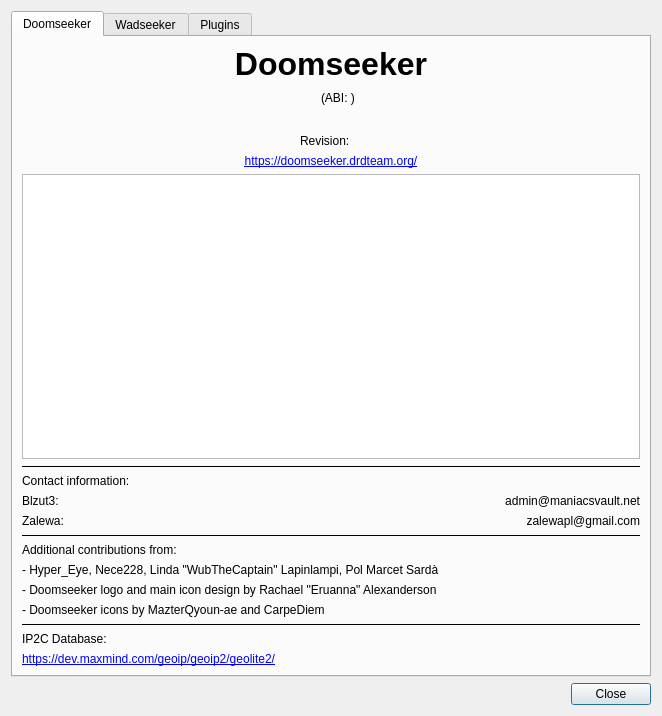
DoomseekerTeam/Doomseeker, file src/core/gui/aboutdialog.ui: the form before one commit.
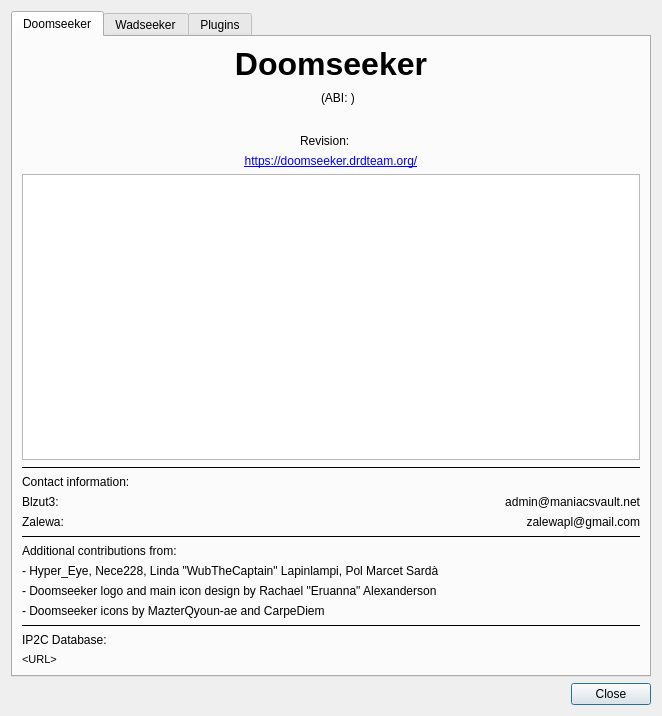
The form after the commit.

Commit message: Sanitize the URL from the IP2C DB before showing it in the About dialog (#3952)

```diff
--- a/src/core/gui/aboutdialog.ui
+++ b/src/core/gui/aboutdialog.ui
@@ -344,8 +344,14 @@
           <string>&lt;!DOCTYPE HTML PUBLIC &quot;-//W3C//DTD HTML 4.0//EN&quot; &quot;http://www.w3.org/TR/REC-html40/strict.dtd&quot;&gt;
 &lt;html&gt;&lt;head&gt;&lt;meta name=&quot;qrichtext&quot; content=&quot;1&quot; /&gt;&lt;style type=&quot;text/css&quot;&gt;
 p, li { white-space: pre-wrap; }
-&lt;/style&gt;&lt;/head&gt;&lt;body style=&quot; font-family:'Ubuntu'; font-size:9pt; font-weight:400; font-style:normal;&quot;&gt;
-&lt;p style=&quot; margin-top:0px; margin-bottom:0px; margin-left:0px; margin-right:0px; -qt-block-indent:0; text-indent:0px;&quot;&gt;&lt;a href=&quot;https://dev.maxmind.com/geoip/geoip2/geolite2/&quot;&gt;&lt;span style=&quot; text-decoration: underline; color:#0000ff;&quot;&gt;https://dev.maxmind.com/geoip/geoip2/geolite2/&lt;/span&gt;&lt;/a&gt;&lt;/p&gt;&lt;/body&gt;&lt;/html&gt;</string>
+&lt;/style&gt;&lt;/head&gt;&lt;body style=&quot; font-family:'MS Shell Dlg 2'; font-size:8pt; font-weight:400; font-style:normal;&quot;&gt;
+&lt;p style=&quot; margin-top:0px; margin-bottom:0px; margin-left:0px; margin-right:0px; -qt-block-indent:0; text-indent:0px;&quot;&gt;&amp;lt;URL&amp;gt;&lt;/p&gt;&lt;/body&gt;&lt;/html&gt;</string>
+         </property>
+         <property name="textFormat">
+          <enum>Qt::RichText</enum>
+         </property>
+         <property name="openExternalLinks">
+          <bool>true</bool>
          </property>
          <property name="textInteractionFlags">
           <set>Qt::TextBrowserInteraction</set>
```
The commit also changes 3 other files.
